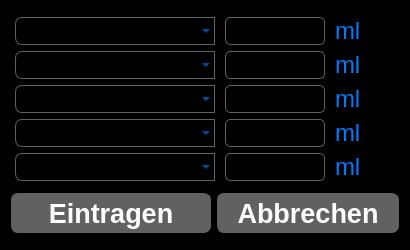
This is ui_elements/handadds.ui in AndreWohnsland/CocktailBerry as Qt 5 draws it before an edit. The edited form follows.
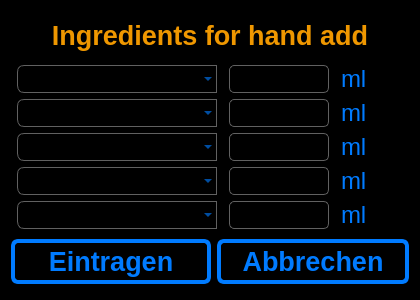
This is the edited form. Custom widgets are drawn as their Qt base class.

Commit message: Adjusted Ui styles

Patch:
```diff
--- a/ui_elements/handadds.ui
+++ b/ui_elements/handadds.ui
@@ -6,20 +6,20 @@
    <rect>
     <x>0</x>
     <y>0</y>
-    <width>410</width>
-    <height>250</height>
+    <width>420</width>
+    <height>300</height>
    </rect>
   </property>
   <property name="minimumSize">
    <size>
-    <width>410</width>
-    <height>250</height>
+    <width>420</width>
+    <height>300</height>
    </size>
   </property>
   <property name="maximumSize">
    <size>
-    <width>410</width>
-    <height>250</height>
+    <width>420</width>
+    <height>300</height>
    </size>
   </property>
   <property name="windowTitle">
@@ -33,10 +33,10 @@
 }
 
 QPushButton {
-	background-color: rgb(97, 97, 97);
-	color: rgb(255, 255, 255);
-    border-width: 1px;
-	border-color: rgb(97, 97, 97);
+	background-color: rgb(0, 0, 0);
+	color: (0, 123, 255);
+    border-width: 4px;
+	border-color: rgb(0, 123, 255);
 	border-style: solid;
 	border-radius: 7;
 	padding: 3px;
@@ -46,15 +46,8 @@
 
 QPushButton:pressed
 {
-	color: rgb(255, 255, 255);	
-	background-color: rgb(0, 123, 255);
-	border-color: rgb(0, 123, 255);
-}
-
-QPushButton:checked
-{
-	color: rgb(255, 255, 255);	
-	background-color: rgb(0, 123, 255);
+	color: rgb(239, 151, 0);	
+	border-color: rgb(239, 151, 0);
 }
 
 QComboBox {
@@ -81,7 +74,7 @@
     border-radius: 5;
 }
 
-#Labbruch {
+#LHeader, #LEHandadd1, #LEHandadd2, #LEHandadd3, #LEHandadd4, #LEHandadd5 {
 	color: rgb(239, 151, 0);
 }</string>
   </property>
@@ -89,6 +82,29 @@
    <bool>true</bool>
   </property>
   <layout class="QVBoxLayout" name="verticalLayout">
+   <item>
+    <widget class="QLabel" name="LHeader">
+     <property name="maximumSize">
+      <size>
+       <width>16777215</width>
+       <height>40</height>
+      </size>
+     </property>
+     <property name="font">
+      <font>
+       <pointsize>20</pointsize>
+       <weight>75</weight>
+       <bold>true</bold>
+      </font>
+     </property>
+     <property name="text">
+      <string>Ingredients for hand add</string>
+     </property>
+     <property name="alignment">
+      <set>Qt::AlignCenter</set>
+     </property>
+    </widget>
+   </item>
    <item>
     <layout class="QHBoxLayout" name="horizontalLayout">
      <property name="spacing">
```
The commit also changes 7 other files.
